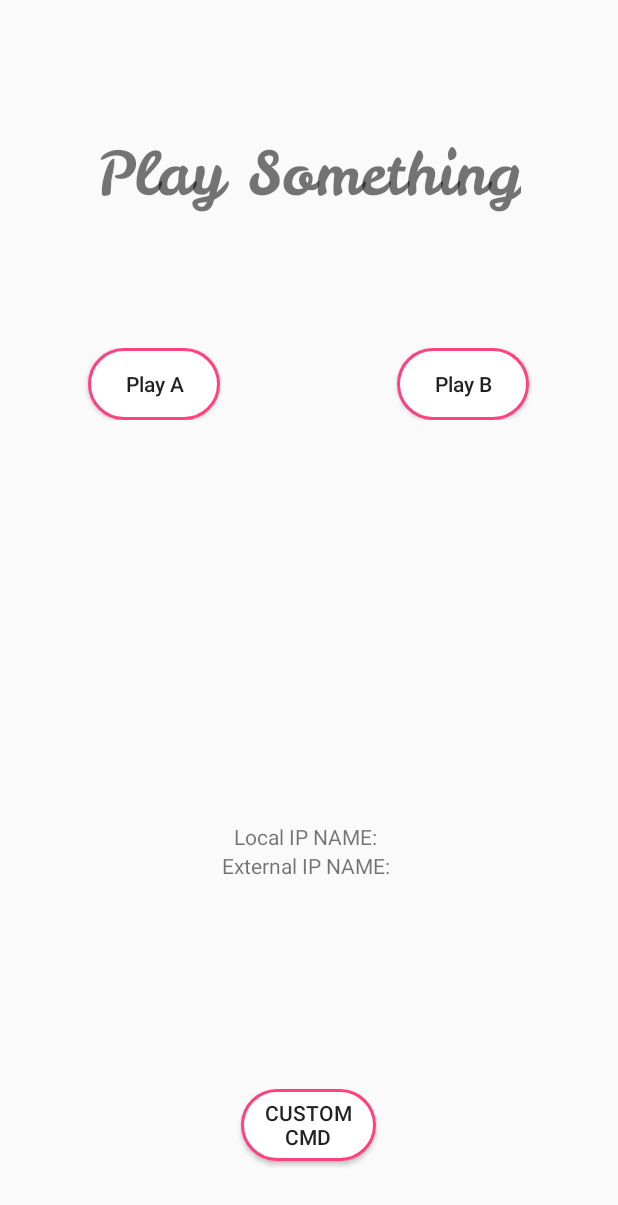
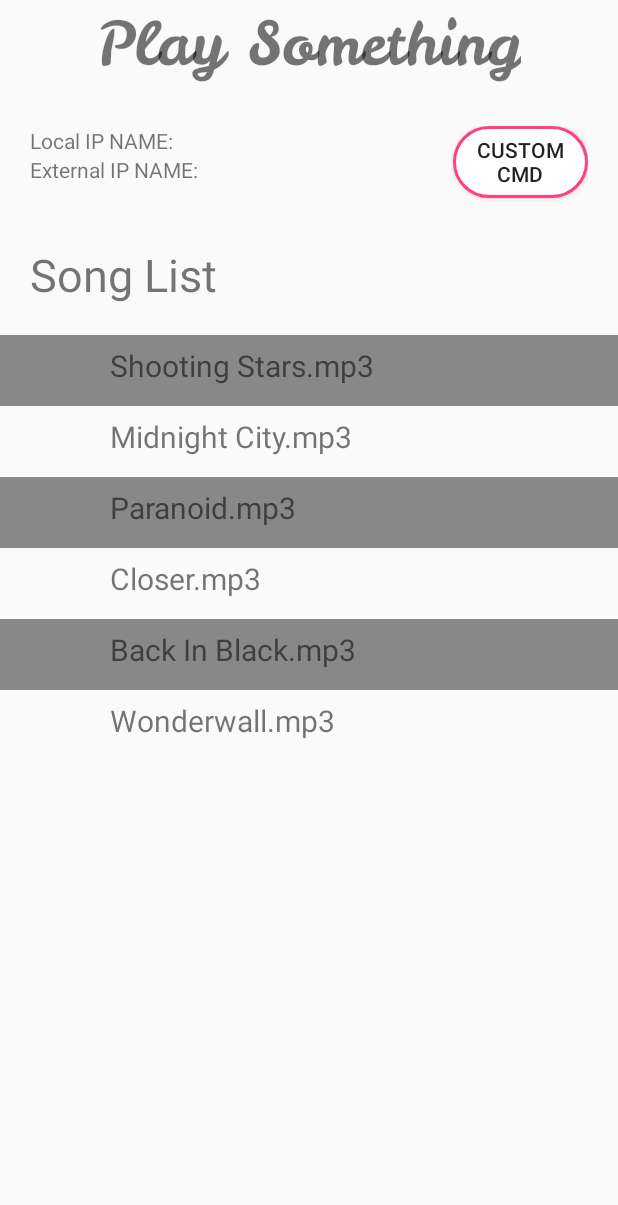
Before and after one commit to mhandria/intelligent-home-audio, an Android app: the HomePage screen opened directly, with no data from a screen before it, on a phone screen of 412 x 824 dp. Shown: the top 1205 px of the screen. Run offline under Robolectric (Android 15) with nearby library versions, the light colour scheme and no system bars.

Commit message:
added table to display all test songs for now

```diff
--- a/IHA Android Application/IHAapplication v0.2.0/app/src/main/java/handria/com/iha_application/HomePage.java
+++ b/IHA Android Application/IHAapplication v0.2.0/app/src/main/java/handria/com/iha_application/HomePage.java
@@ -1,23 +1,44 @@
 package handria.com.iha_application;
 
 import android.content.Intent;
+import android.graphics.Color;
 import android.os.AsyncTask;
 import android.support.v7.app.AppCompatActivity;
 import android.os.Bundle;
+import android.text.Layout;
+import android.util.Log;
 import android.view.View;
 import android.widget.EditText;
+import android.widget.RelativeLayout;
+import android.widget.TableLayout;
+import android.widget.TableRow;
 import android.widget.TextView;
 import android.widget.Toast;
+
+import java.nio.channels.SocketChannel;
+import java.util.ArrayList;
 
 public class HomePage extends AppCompatActivity implements onComplete{
 
     String port = "14123";
+    ArrayList<String> songList;
+    private  onComplete then;
 
     @Override
     protected void onCreate(Bundle savedInstanceState) {
         super.onCreate(savedInstanceState);
         setContentView(R.layout.activity_home_page);
-        SocketConnection _connection = new SocketConnection(this, this);
+
+        songList = new ArrayList<String>();
+        songList.add("Shooting Stars.mp3");
+        songList.add("Midnight City.mp3");
+        songList.add("Paranoid.mp3");
+        songList.add("Closer.mp3");
+        songList.add("Back In Black.mp3");
+        songList.add("Wonderwall.mp3");
+        initializeTableView();
+        then = this;
+        SocketConnection _connection = new SocketConnection(then, this);
         _connection.executeOnExecutor(AsyncTask.THREAD_POOL_EXECUTOR, port, "stat");
     }
 
@@ -36,15 +57,38 @@ public class HomePage extends AppCompatActivity implements onComplete{
         //TODO: not used unless needed for other features.
     }
 
-    public void playB(View view) {
-        SocketConnection _connection = new SocketConnection(this, this);
-        _connection.executeOnExecutor(AsyncTask.THREAD_POOL_EXECUTOR, port, "play b");
+    public void initializeTableView(){
+        TableLayout tableView = (TableLayout) findViewById(R.id.songDisplay);
+        boolean toogle = true;
+        for(final String title: songList){
+            TableRow row = new TableRow(this);
+            TableRow.LayoutParams lp = new TableRow.LayoutParams(TableRow.LayoutParams.WRAP_CONTENT);
+            row.setLayoutParams(lp);
+            TextView songTitle = new TextView(this);
+            songTitle.setText(title);
+            songTitle.setTextSize(20);
+            songTitle.setPadding(10, 5, 0, 10);
+            row.setPadding(100, 5, 0, 10);
+            row.addView(songTitle);
+
+            if(toogle){
+                row.setBackgroundColor(Color.GRAY);
+                toogle = false;
+            }else{
+                toogle = true;
+            }
+            row.setOnClickListener(new View.OnClickListener() {
+                @Override
+                public void onClick(View view) {
+                    Log.d("SONG CLICK", "song name with "+title+" was clicked");
+                    SocketConnection _connection = new SocketConnection(then, view.getContext());
+                    _connection.executeOnExecutor(AsyncTask.THREAD_POOL_EXECUTOR, port,"play "+title);
+                }
+            });
+            tableView.addView(row);
+        }
     }
 
-    public void playA(View view){
-        SocketConnection _connection = new SocketConnection(this, this);
-        _connection.executeOnExecutor(AsyncTask.THREAD_POOL_EXECUTOR, port, "play a");
-    }
 
 
     public void goCustom(View view) {
--- a/IHA Android Application/IHAapplication v0.2.0/app/src/main/java/handria/com/iha_application/SocketConnection.java
+++ b/IHA Android Application/IHAapplication v0.2.0/app/src/main/java/handria/com/iha_application/SocketConnection.java
@@ -40,6 +40,7 @@ public class SocketConnection extends AsyncTask<String, Void, String[]> {
     private onComplete then;
     WeakReference<Context> _mContextRef;
     private String fileName;
+    private Socket _socket;
 
     SocketConnection(onComplete then, Context _context){
         this.then = then;
@@ -61,7 +62,6 @@ public class SocketConnection extends AsyncTask<String, Void, String[]> {
                 saveIp(hostNames[0], hostNames[1]);
             }
 
-            Socket _socket;
             try {
                 if(hostNames[1].equals("Invalid Command")){
                     _socket = new Socket(hostNames[0], port);
@@ -88,12 +88,7 @@ public class SocketConnection extends AsyncTask<String, Void, String[]> {
             PrintWriter out = new PrintWriter(_socket.getOutputStream(), true);
 
             out.println(msg);
-            while(!buffRead.ready()){
-                if(_socket.isClosed()){
-                    throw new Exception("Socket Fucked Up");
-                }
-               SocketChannel ch =  _socket.getChannel();
-            }
+            while(!buffRead.ready());
             String response = buffRead.readLine();
             _socket.close();
             info[2] = response;
@@ -112,6 +107,17 @@ public class SocketConnection extends AsyncTask<String, Void, String[]> {
             info[2] = "failed";
         }
         return info;
+    }
+
+    @Override
+    protected void onCancelled() {
+        super.onCancelled();
+        try {
+            if (_socket != null)
+                _socket.close();
+        }catch(Exception e){
+            Log.d("Cancel AsyncTask", "tried closing any sockets out there but exception thrown");
+        }
     }
 
     /**
@@ -184,8 +190,8 @@ public class SocketConnection extends AsyncTask<String, Void, String[]> {
     }
 
     private String[] findIp(int port){
-        String hostName = "";
-        String externalHostName = "";
+        String hostName = "INVALID";
+        String externalHostName = "INVALID";
         try {
             Context _context = _mContextRef.get();
             WifiManager wm = (WifiManager) _context.getApplicationContext().getSystemService(WIFI_SERVICE);
--- a/IHA Android Application/IHAapplication v0.2.0/app/src/main/res/layout/activity_home_page.xml
+++ b/IHA Android Application/IHAapplication v0.2.0/app/src/main/res/layout/activity_home_page.xml
@@ -19,46 +19,18 @@
             android:gravity="center_vertical"
             android:textSize="40dp"
             android:fontFamily="@font/lecker"/>
-
         <LinearLayout
-            android:layout_weight="1"
             android:layout_width="match_parent"
-            android:layout_height="wrap_content">
-            <RelativeLayout
-                android:layout_width="wrap_content"
             android:layout_height="wrap_content"
-                android:layout_weight="2"
-                android:gravity="center">
-                <Button
-                    android:layout_width="wrap_content"
-                    android:layout_height="wrap_content"
-                    android:background="@drawable/button"
-                    android:text="Play A"
-                    android:textAllCaps="false"
-                    android:onClick="playA"/>
-            </RelativeLayout>
-            <RelativeLayout
-                android:layout_width="wrap_content"
-                android:layout_height="wrap_content"
-                android:layout_weight="2"
-                android:gravity="center">
-                <Button
-                    android:layout_width="wrap_content"
-                    android:layout_height="wrap_content"
-                    android:background="@drawable/button"
-                    android:text="Play B"
-                    android:textAllCaps="false"
-                    android:onClick="playB"/>
-            </RelativeLayout>
-
-        </LinearLayout>
+            android:layout_marginStart="20dp"
+            android:layout_marginEnd="20dp"
+            android:layout_marginTop="25dp">
             <LinearLayout
                 android:layout_width="match_parent"
                 android:layout_height="wrap_content"
                 android:layout_weight="1"
                 android:orientation="vertical"
-            android:gravity="center"
-            android:layout_marginBottom="50dp">
+                android:layout_marginBottom="20dp">
                 <TextView
                     android:id="@+id/ipName"
                     android:layout_width="wrap_content"
@@ -69,16 +41,24 @@
                     android:layout_width="wrap_content"
                     android:layout_height="wrap_content"
                     android:text="External IP NAME: --"/>
-
             </LinearLayout>
             <Button
                 android:onClick="goCustom"
                 android:layout_width="90dp"
                 android:layout_height="wrap_content"
                 android:background="@drawable/button"
-            android:text="custom cmd"
-            android:layout_marginBottom="50dp" />
-
+                android:text="custom cmd"/>
+        </LinearLayout>
+        <TableLayout
+            android:id="@+id/songDisplay"
+            android:layout_width="match_parent"
+            android:layout_height="wrap_content"
+            android:layout_weight="67">
+            <TextView
+                android:layout_margin="20dp"
+                android:text="Song List"
+                android:textSize="30dp"/>
+        </TableLayout>
     </LinearLayout>
 
 </android.support.constraint.ConstraintLayout>
```
Lines whose indentation alone changed are shown as unchanged.
